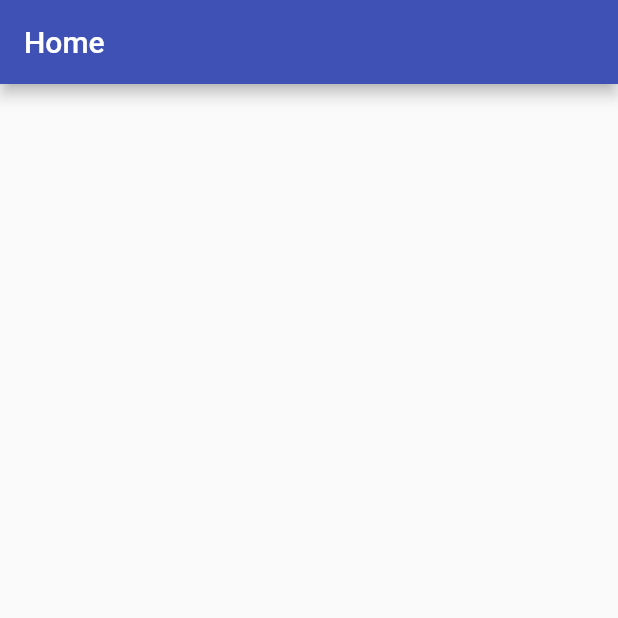
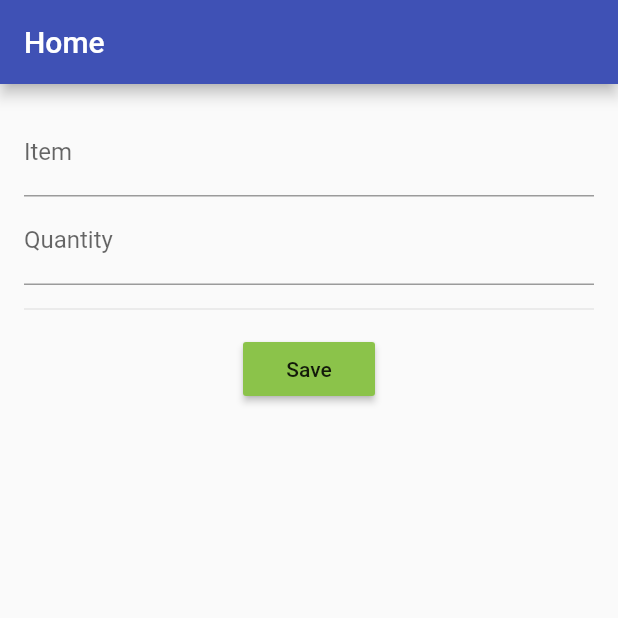
Before and after one commit to blessed-sibanda/beginning-flutter-ch6_form_validation, a Flutter app: the screen it shows after launch, on a phone screen of 412 x 824 dp, the top half of it. Run offline on Flutter 3.47's test engine with Material 2 defaults, Android fonts, the phone set to English and light mode, and no system bars.

Commit message:
form validation

```diff
--- /dev/null
+++ b/lib/models/order.dart
@@ -0,0 +1,4 @@
+class Order {
+  String? item;
+  int? quantity;
+}
--- a/lib/pages/home.dart
+++ b/lib/pages/home.dart
@@ -1,3 +1,4 @@
+import 'package:ch6_form_validation/models/order.dart';
 import 'package:flutter/material.dart';
 
 class Home extends StatefulWidget {
@@ -8,13 +9,75 @@ class Home extends StatefulWidget {
 }
 
 class _HomeState extends State<Home> {
+  final GlobalKey<FormState> _formStateKey = GlobalKey<FormState>();
+
+  // Order to save
+  final Order _order = Order();
+
+  String? _validateItemRequired(String value) {
+    return value.isEmpty ? 'Item Required' : null;
+  }
+
+  String? _validateItemCount(String value) {
+    // Check if the value is not null and convert to integer
+    int? _valueAsInteger = value.isEmpty ? 0 : int.tryParse(value);
+    return _valueAsInteger == 0 ? 'At least one Item is required' : null;
+  }
+
+  void _submitOrder() {
+    if (_formStateKey.currentState!.validate()) {
+      _formStateKey.currentState!.save();
+      print('Order Item: ${_order.item}');
+      print('Order Quantity: ${_order.quantity}');
+    }
+  }
+
   @override
   Widget build(BuildContext context) {
     return Scaffold(
       appBar: AppBar(
         title: const Text('Home'),
       ),
-      body: Container(),
+      body: SafeArea(
+        child: Column(
+          children: [
+            Form(
+              key: _formStateKey,
+              autovalidateMode: AutovalidateMode.onUserInteraction,
+              child: Padding(
+                padding: const EdgeInsets.all(16.0),
+                child: Column(
+                  children: [
+                    TextFormField(
+                      decoration: const InputDecoration(
+                        hintText: 'Espresso',
+                        labelText: 'Item',
+                      ),
+                      validator: (value) => _validateItemRequired(value!),
+                      onSaved: (value) => _order.item = value,
+                    ),
+                    TextFormField(
+                      decoration: const InputDecoration(
+                        hintText: '3',
+                        labelText: 'Quantity',
+                      ),
+                      validator: (value) => _validateItemCount(value!),
+                      onSaved: (value) =>
+                          _order.quantity = int.tryParse(value!),
+                    ),
+                    const Divider(height: 32.0),
+                    MaterialButton(
+                      onPressed: _submitOrder,
+                      child: const Text('Save'),
+                      color: Colors.lightGreen,
+                    ),
+                  ],
+                ),
+              ),
+            ),
+          ],
+        ),
+      ),
     );
   }
 }
```
